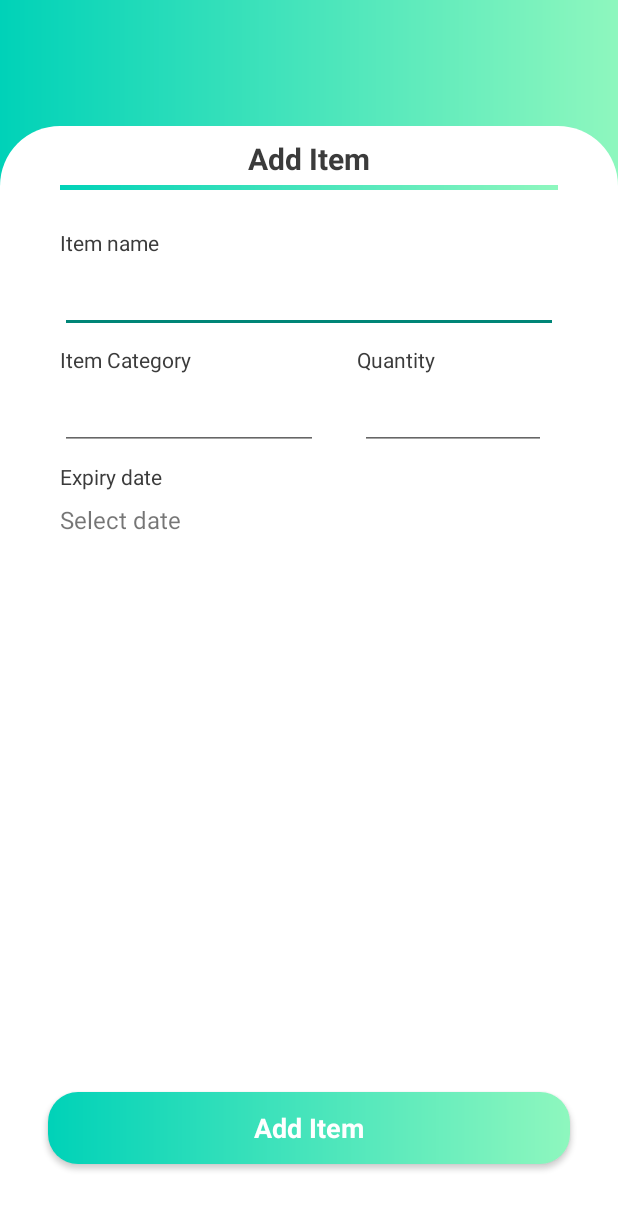
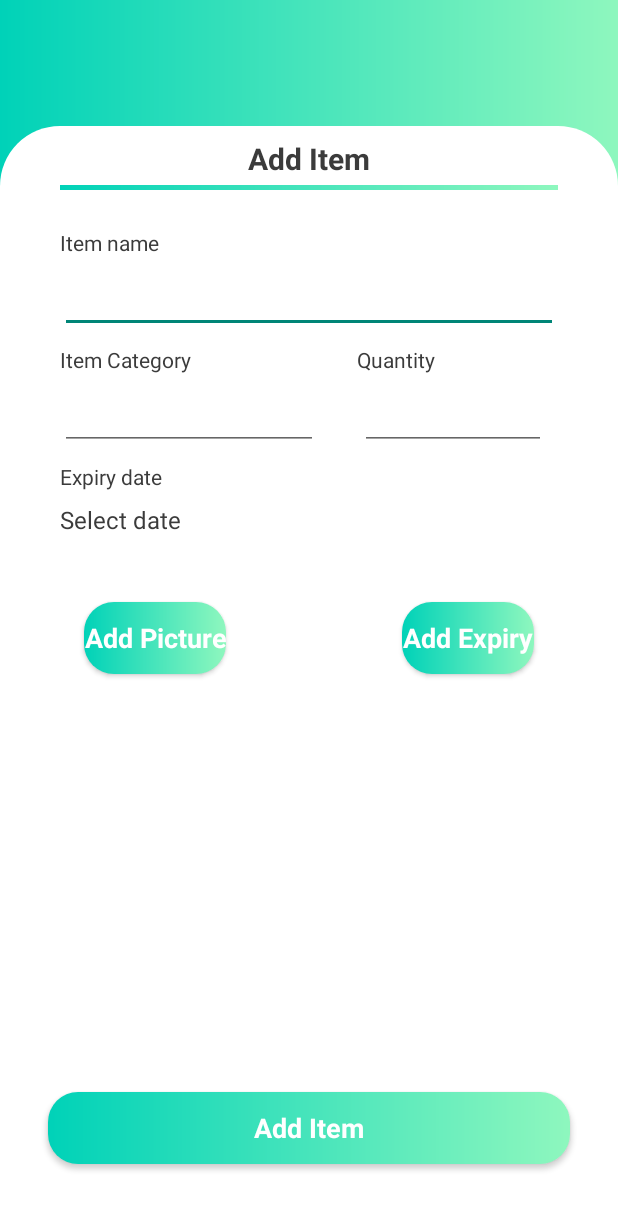
Before and after one commit to PtrckSimps/SpoilerAlert, an Android app: the InputItemActivity screen opened directly, with no data from a screen before it, on a phone screen of 412 x 824 dp. Shown: the top 1210 px of the screen. Run offline under Robolectric (Android 15) with nearby library versions, the phone set to English and light mode, and no system bars.

Commit message:
Added camera input

```diff
--- a/app/src/main/AndroidManifest.xml
+++ b/app/src/main/AndroidManifest.xml
@@ -1,6 +1,9 @@
 <?xml version="1.0" encoding="utf-8"?>
 <manifest xmlns:android="http://schemas.android.com/apk/res/android"
     package="com.mobdeve.simpaop.spoileralert">
+
+    <uses-permission android:name="android.permission.CAMERA"/>
+
 
     <application
         android:allowBackup="true"
--- a/app/src/main/java/com/mobdeve/simpaop/spoileralert/InputItemActivity.java
+++ b/app/src/main/java/com/mobdeve/simpaop/spoileralert/InputItemActivity.java
@@ -1,16 +1,26 @@
 package com.mobdeve.simpaop.spoileralert;
 
+import androidx.annotation.Nullable;
 import androidx.appcompat.app.AppCompatActivity;
+import androidx.core.app.ActivityCompat;
+import androidx.core.content.ContextCompat;
 
+import android.Manifest;
 import android.app.DatePickerDialog;
+import android.content.Intent;
+import android.content.pm.PackageManager;
+import android.graphics.Bitmap;
 import android.graphics.Color;
 import android.graphics.drawable.ColorDrawable;
 import android.os.Build;
 import android.os.Bundle;
+import android.provider.MediaStore;
 import android.view.View;
+import android.widget.Button;
 import android.widget.CalendarView;
 import android.widget.DatePicker;
 import android.widget.EditText;
+import android.widget.ImageView;
 import android.widget.TextView;
 import android.widget.Toast;
 
@@ -28,6 +38,8 @@ public class InputItemActivity extends AppCompatActivity {
     private EditText itemCategoryEt;
     private EditText quantityEt;
     private Calendar calendar = Calendar.getInstance();
+    private Button addPictureBtn, addExpiryBtn;
+    private ImageView itemPictureIv, itemExpiryIv;
     private DatePickerDialog.OnDateSetListener expiryDateListener;
     private ItemAdapter adapter;
     DatabaseHelper databaseHelper;
@@ -43,6 +55,10 @@ public class InputItemActivity extends AppCompatActivity {
         this.itemNameEt = findViewById(R.id.itemNameEt);
         this.itemCategoryEt = findViewById(R.id.itemCategoryEt);
         this.quantityEt = findViewById(R.id.quantityEt);
+        this.addPictureBtn = findViewById(R.id.addPictureBtn);
+        this.itemPictureIv = findViewById(R.id.itemPictureIv);
+        this.itemExpiryIv = findViewById(R.id.itemExpiryIv);
+        this.addExpiryBtn = findViewById(R.id.addExpiryProofBtn);
 
 
         this.expiryDateInput = findViewById(R.id.expiryDateInput);
@@ -67,6 +83,28 @@ public class InputItemActivity extends AppCompatActivity {
                         calendar.get(Calendar.DAY_OF_MONTH)).show();
             }
         });
+
+        if(ContextCompat.checkSelfPermission(InputItemActivity.this, Manifest.permission.CAMERA) != PackageManager.PERMISSION_GRANTED){
+            ActivityCompat.requestPermissions(InputItemActivity.this, new String[] {
+                    Manifest.permission.CAMERA
+            }, 100);
+        }
+        addPictureBtn.setOnClickListener(new View.OnClickListener() {
+            @Override
+            public void onClick(View v) {
+                Intent intent = new Intent(MediaStore.ACTION_IMAGE_CAPTURE);
+                startActivityForResult(intent, 100);
+            }
+        });
+
+        addExpiryBtn.setOnClickListener(new View.OnClickListener() {
+            @Override
+            public void onClick(View v) {
+                Intent intent = new Intent(MediaStore.ACTION_IMAGE_CAPTURE);
+                startActivityForResult(intent, 200);
+            }
+        });
+
     }
 
     private void updateLabel() {
@@ -74,6 +112,19 @@ public class InputItemActivity extends AppCompatActivity {
         SimpleDateFormat sdf = new SimpleDateFormat(myFormat);
 
         expiryDateInput.setText(sdf.format(calendar.getTime()));
+    }
+
+    @Override
+    protected void onActivityResult(int requestCode, int resultCode, @Nullable Intent data) {
+        super.onActivityResult(requestCode, resultCode, data);
+        if (requestCode == 100) {
+            Bitmap captureImage = (Bitmap) data.getExtras().get("data");
+            itemPictureIv.setImageBitmap(Bitmap.createScaledBitmap(captureImage, 240, 240, false));
+        }
+        else if (requestCode == 200) {
+            Bitmap captureImage = (Bitmap) data.getExtras().get("data");
+            itemExpiryIv.setImageBitmap(Bitmap.createScaledBitmap(captureImage, 240, 240, false));
+        }
     }
 
     public void addItem(View view){
--- a/app/src/main/res/layout/activity_input_item.xml
+++ b/app/src/main/res/layout/activity_input_item.xml
@@ -52,6 +52,7 @@
             android:layout_marginEnd="40dp"
             android:ems="10"
             android:inputType="textPersonName"
+            android:textColor="@color/text"
             android:textSize="16sp"
             app:layout_constraintEnd_toEndOf="parent"
             app:layout_constraintStart_toStartOf="parent"
@@ -90,6 +91,7 @@
             android:layout_marginEnd="200dp"
             android:ems="10"
             android:inputType="textPersonName"
+            android:textColor="@color/text"
             android:textSize="16sp"
             app:layout_constraintEnd_toEndOf="parent"
             app:layout_constraintStart_toStartOf="parent"
@@ -115,6 +117,7 @@
             android:layout_marginEnd="48dp"
             android:ems="10"
             android:inputType="number"
+            android:textColor="@color/text"
             android:textSize="16sp"
             app:layout_constraintEnd_toEndOf="parent"
             app:layout_constraintTop_toBottomOf="@+id/textView5" />
@@ -138,6 +141,7 @@
             android:layout_marginStart="40dp"
             android:layout_marginTop="8dp"
             android:text="Select date"
+            android:textColor="@color/text"
             android:textSize="16sp"
             app:layout_constraintStart_toStartOf="parent"
             app:layout_constraintTop_toBottomOf="@+id/textView7" />
@@ -159,6 +163,38 @@
             app:layout_constraintBottom_toBottomOf="parent"
             app:layout_constraintEnd_toEndOf="parent"
             app:layout_constraintStart_toStartOf="parent" />
+
+        <Button
+            android:id="@+id/addPictureBtn"
+            android:layout_width="wrap_content"
+            android:layout_height="wrap_content"
+            android:layout_marginStart="56dp"
+            android:layout_marginTop="28dp"
+            android:background="@drawable/custom_button"
+            android:fontFamily="sans-serif"
+            android:text="Add Picture"
+            android:textAppearance="@style/TextAppearance.AppCompat.Body1"
+            android:textColor="@color/white"
+            android:textSize="18sp"
+            android:textStyle="bold"
+            app:layout_constraintStart_toStartOf="parent"
+            app:layout_constraintTop_toBottomOf="@+id/itemPictureIv" />
+
+        <Button
+            android:id="@+id/addExpiryProofBtn"
+            android:layout_width="wrap_content"
+            android:layout_height="wrap_content"
+            android:layout_marginTop="28dp"
+            android:layout_marginEnd="56dp"
+            android:background="@drawable/custom_button"
+            android:fontFamily="sans-serif"
+            android:text="Add Expiry"
+            android:textAppearance="@style/TextAppearance.AppCompat.Body1"
+            android:textColor="@color/white"
+            android:textSize="18sp"
+            android:textStyle="bold"
+            app:layout_constraintEnd_toEndOf="parent"
+            app:layout_constraintTop_toBottomOf="@+id/itemExpiryIv" />
 
         <TextView
             android:id="@+id/monthTv"
@@ -193,6 +229,26 @@
             app:layout_constraintStart_toEndOf="@+id/dayTv"
             app:layout_constraintTop_toBottomOf="@+id/textView7" />
 
+        <ImageView
+            android:id="@+id/itemPictureIv"
+            android:layout_width="wrap_content"
+            android:layout_height="wrap_content"
+            android:layout_marginStart="64dp"
+            android:layout_marginTop="16dp"
+            app:layout_constraintStart_toStartOf="parent"
+            app:layout_constraintTop_toBottomOf="@+id/expiryDateInput"
+            tools:srcCompat="@tools:sample/avatars" />
+
+        <ImageView
+            android:id="@+id/itemExpiryIv"
+            android:layout_width="wrap_content"
+            android:layout_height="wrap_content"
+            android:layout_marginTop="16dp"
+            android:layout_marginEnd="64dp"
+            app:layout_constraintEnd_toEndOf="parent"
+            app:layout_constraintTop_toBottomOf="@+id/expiryDateInput"
+            tools:srcCompat="@tools:sample/avatars" />
+
     </androidx.constraintlayout.widget.ConstraintLayout>
 
 </androidx.constraintlayout.widget.ConstraintLayout>
```
